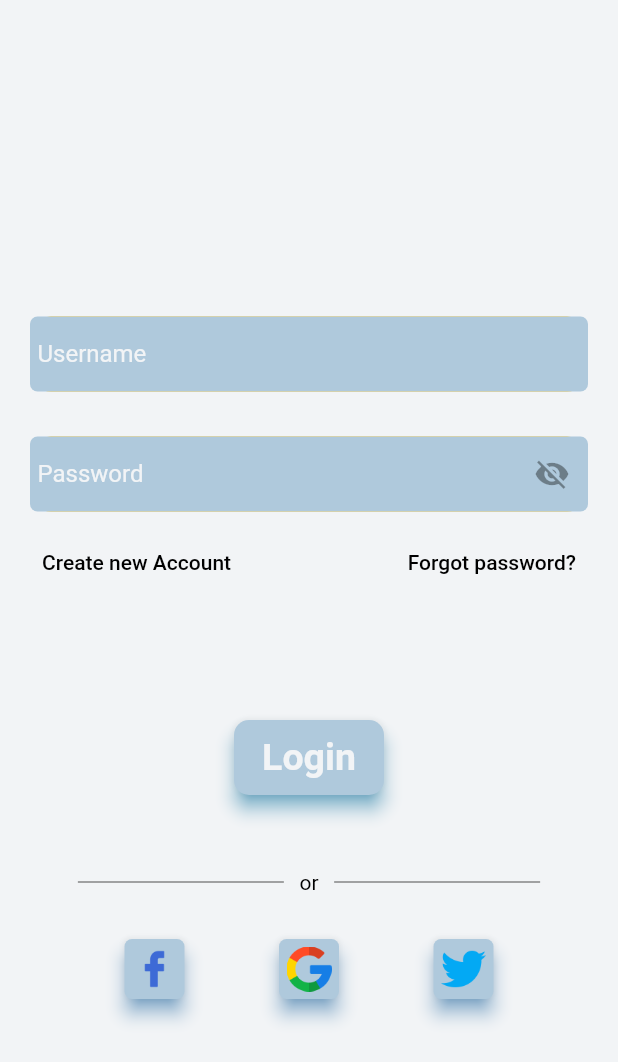
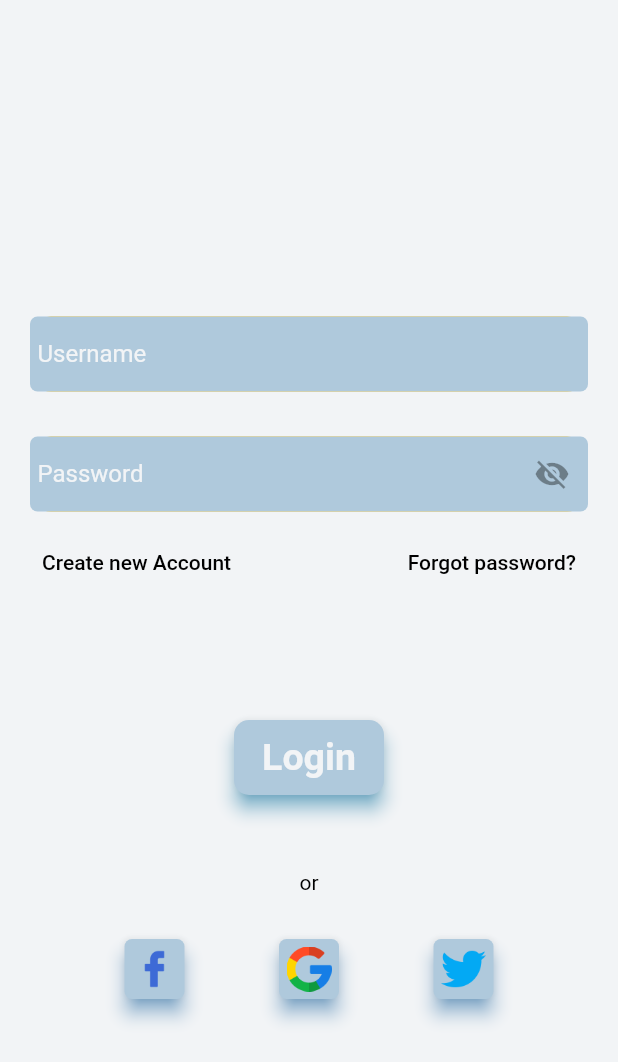
Before and after one commit to Abh1navAbhinav/MovieTicketBooking, a Flutter app: the first screen one second after launch, on a phone screen of 412 x 824 dp. Shown: the top 1062 px of the screen. Run offline on Flutter 3.47's test engine with Material 2 defaults, Android fonts, the phone set to English and light mode, and no system bars; our stand-ins replace carousel_slider, get, google_fonts, pinput.

Commit message:
added divider animation

```diff
--- a/lib/login/view/login.dart
+++ b/lib/login/view/login.dart
@@ -68,9 +68,11 @@ class LoginPage extends GetView<LoginController> {
                               Row(
                                 mainAxisAlignment: MainAxisAlignment.center,
                                 children: [
-                                  SizedBox(
-                                    width:
-                                        MediaQuery.of(context).size.width / 3,
+                                  AnimatedContainer(
+                                    duration: const Duration(seconds: 1),
+                                    width: !controller.isDividerSize.value
+                                        ? 0
+                                        : MediaQuery.of(context).size.width / 3,
                                     child: const Divider(
                                       thickness: 1,
                                       color: Colors.black45,
@@ -80,9 +82,11 @@ class LoginPage extends GetView<LoginController> {
                                     '   or   ',
                                     style: ktextStyle,
                                   ),
-                                  SizedBox(
-                                    width:
-                                        MediaQuery.of(context).size.width / 3,
+                                  AnimatedContainer(
+                                    duration: const Duration(seconds: 1),
+                                    width: !controller.isDividerSize.value
+                                        ? 0
+                                        : MediaQuery.of(context).size.width / 3,
                                     child: const Divider(
                                       thickness: 1,
                                       color: Colors.black45,
```
Also changed, not shown: lib/login/controllers/login_controller.dart (+11 -0 lines).
